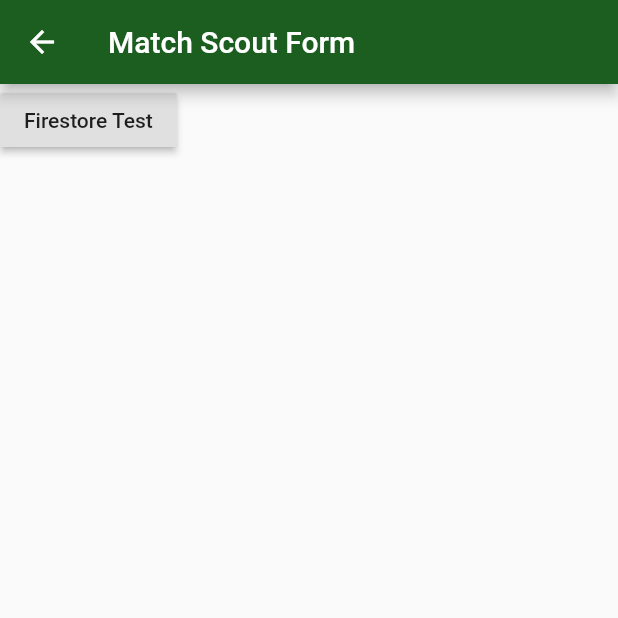
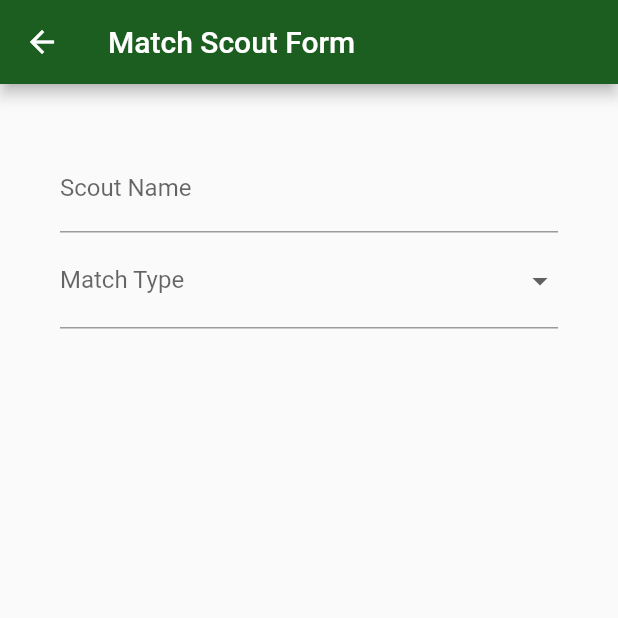
Before and after one commit to claytonjgilmer/punk_picks, a Flutter app: the MatchScoutPage screen opened directly, on a phone screen of 412 x 824 dp, the top half of it. Run offline on Flutter 3.47's test engine with Material 2 defaults, Android fonts, the phone set to English and light mode, and no system bars; our stand-ins replace cloud_firestore, firebase_auth, fluro, google_sign_in, shared_preferences; accounts and stored records are empty; statements that could not run were skipped.

Commit message:
add components from scoutingapp, start work on form

```diff
--- a/lib/models/model_match.dart
+++ b/lib/models/model_match.dart
@@ -3,7 +3,7 @@ class ModelMatch {
   String scoutName;
 
   // Type of match.
-  // Qualifiers ('q')
+  // Qualification ('q')
   // Quarterfinals ('qf')
   // Semifinals ('sf')
   // Finals ('f')
--- a/lib/pages/match_scout.dart
+++ b/lib/pages/match_scout.dart
@@ -1,24 +1,38 @@
 import 'package:flutter/material.dart';
 import 'package:cloud_firestore/cloud_firestore.dart';
 import 'package:punk_picks/models/model_2019.dart';
+import 'package:punk_picks/models/model_match.dart';
+import 'package:punk_picks/components/counter_form_field.dart';
+import 'package:punk_picks/components/number_form_field.dart';
 
 class MatchScoutPage extends StatefulWidget {
   _MatchScoutPageState createState() => _MatchScoutPageState();
 }
 
 class _MatchScoutPageState extends State<MatchScoutPage> {
-  Model2019 scoutData;
+  final formKey = GlobalKey<FormState>();
+  ModelMatch matchData;
+  Model2019 gameData;
 
   void initState() {
     super.initState();
-    scoutData = Model2019(
-      maxRocketPlacementHeight: 3
+    matchData = ModelMatch(
+      scoutName: '',
+      matchNumber: 1,
+      allianceColor: 'r',
+      scoutNotes: '',
     );
-  }
-
-  void testFirestore() async {
-    print(scoutData.maxRocketPlacementHeight);
-    Firestore.instance.collection('matches').document('q1').updateData({'maxRocketPlacementHeight': scoutData.maxRocketPlacementHeight});
+    gameData = Model2019(
+      sandstormHabLevel: 1,
+      sandstormHabSuccess: false,
+      hatchesDuringSandstorm: 0,
+      cargoDuringSandstorm: 0,
+      hatchesDuringTeleop: 0,
+      cargoDuringTeleop: 0,
+      endgameHabLevel: 1,
+      climbRP: false,
+      rocketRP: false,
+    );
   }
 
   @override
@@ -27,14 +41,52 @@ class _MatchScoutPageState extends State<MatchScoutPage> {
       appBar: AppBar(
         title: Text('Match Scout Form')
       ),
-      body: Column(
-        children: <Widget>[
-          RaisedButton(
-            child: Text('Firestore Test'),
-            onPressed: testFirestore,
-          )
-        ],
-      ),
+      body: SingleChildScrollView(
+        padding: EdgeInsets.all(40),
+        child: Form(
+          key: formKey,
+          child: Column(
+            children: <Widget>[
+              TextFormField(
+                decoration: InputDecoration(labelText: 'Scout Name'),
+                onSaved: (String value) {
+                  setState(() {
+                    matchData.scoutName = value;
+                  });
+                },
+              ),
+              DropdownButtonFormField<String>(
+                value: matchData.matchType,
+                onChanged: (String value) {
+                  setState(() {
+                    matchData.matchType = value;
+                  });
+                },
+                decoration: InputDecoration(labelText: 'Match Type'),
+                items: <DropdownMenuItem<String>>[
+                  DropdownMenuItem<String>(
+                    value: 'q',
+                    child: Text('Qualification'),
+                  ),
+                  DropdownMenuItem<String>(
+                    value: 'qf',
+                    child: Text('Quarterfinal'),
+                  ),
+                  DropdownMenuItem<String>(
+                    value: 'sf',
+                    child: Text('Semifinal'),
+                  ),
+                  DropdownMenuItem<String>(
+                    value: 'f',
+                    child: Text('Final'),
+                  )
+                ],
+              ),
+
+            ],
+          ),
+        ),
+      )
     );
   }
 }
```
Also changed, not shown: lib/components/counter_form_field.dart (added, +70 -0 lines), lib/components/number_form_field.dart (added, +56 -0 lines), lib/models/model_2019.dart (line endings or trailing spaces), 1 other file.
